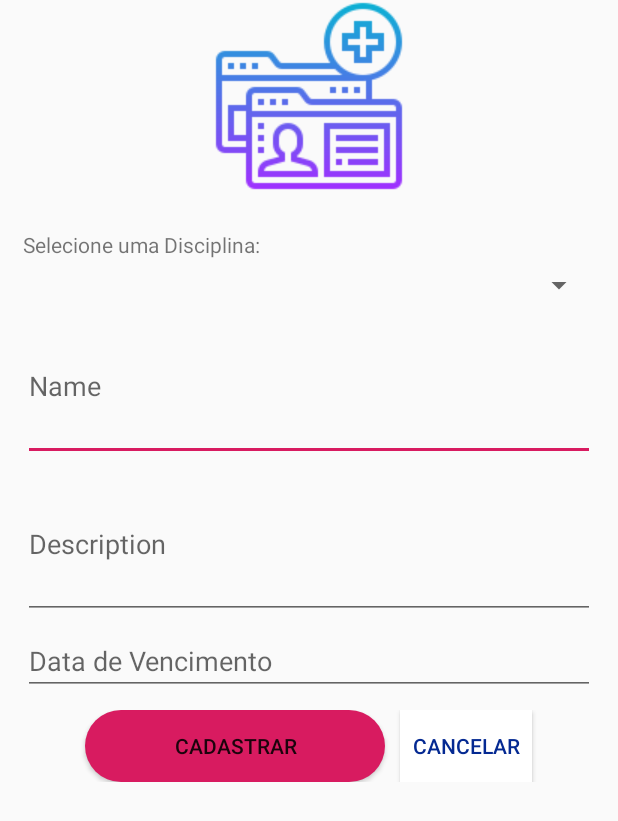
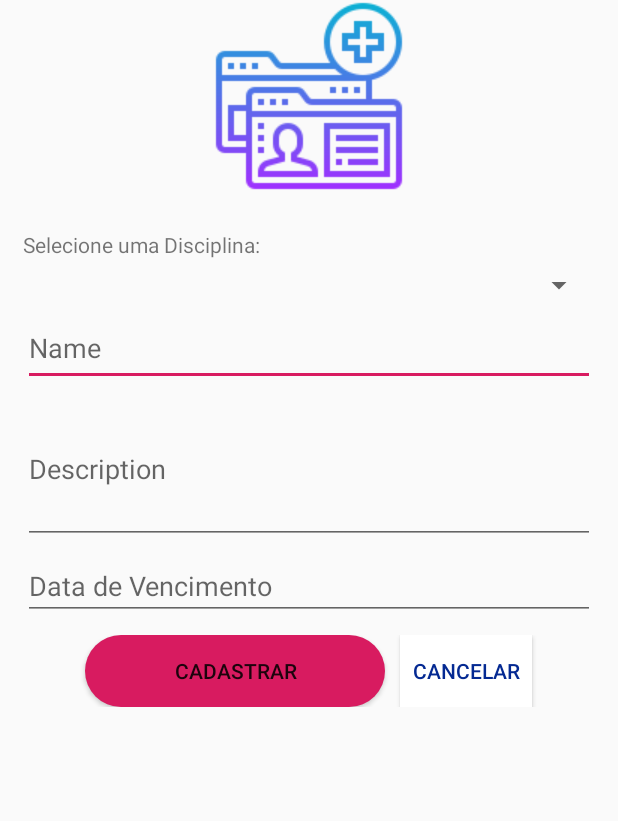
Before and after one commit to WesleyLeocadio/Task-Manager, an Android app: the layout activity_task.xml on its own in the app's theme, with its tools: preview values and no code run, on a phone screen of 412 x 824 dp. Shown: the top 821 px of the screen. Run offline under Robolectric (Android 15) with nearby library versions, the phone set to English and light mode, and no system bars.

Commit message:
Cadastro de tarefa ok!

```diff
--- a/app/src/main/java/com/example/taskmanager/domain/Task.kt
+++ b/app/src/main/java/com/example/taskmanager/domain/Task.kt
@@ -5,7 +5,7 @@ import androidx.room.ForeignKey
 import androidx.room.PrimaryKey
 
 @Entity
-class Task (var name: String,
+data class Task (var name: String,
             var description: String,
             var dueDate: String,
             var complete: Int,
--- a/app/src/main/java/com/example/taskmanager/views/LoginActivity.kt
+++ b/app/src/main/java/com/example/taskmanager/views/LoginActivity.kt
@@ -37,7 +37,7 @@ class LoginActivity : AppCompatActivity() {
         //Log.i("teste","${db.subjectDao().listAll()[2].name}")
         // db.subjectDao().insert(Subject("POO","Professora Laura",2))
         //db.subjectDao().insert(Subject("PDM","Professor Taniro",2))
-        //Log.i("teste","${db.taskDao().listAll()[0].description}")
+       // Log.i("teste","${db.taskDao().listAll()[2].toString()}")
 
 
         userBusiness = UserBusiness(this)
--- a/app/src/main/res/layout/activity_task.xml
+++ b/app/src/main/res/layout/activity_task.xml
@@ -40,7 +40,7 @@
         <EditText
             android:id="@+id/txtNameTask"
             android:layout_width="match_parent"
-            android:layout_height="100dp"
+            android:layout_height="50dp"
             android:layout_marginLeft="15dp"
             android:layout_marginTop="5dp"
             android:layout_marginRight="15dp"
```
Also changed, not shown: app/src/main/java/com/example/taskmanager/business/TaskBusiness.kt (+11 -3 lines), app/src/main/java/com/example/taskmanager/views/TaskActivity.kt (+4 -3 lines).
